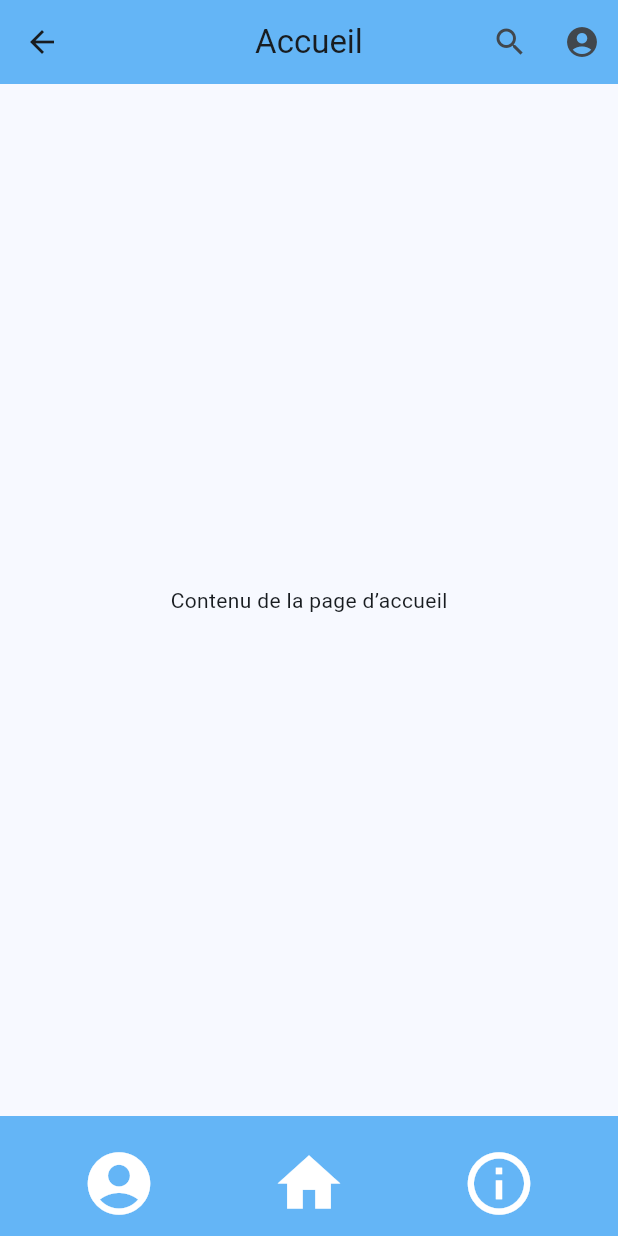
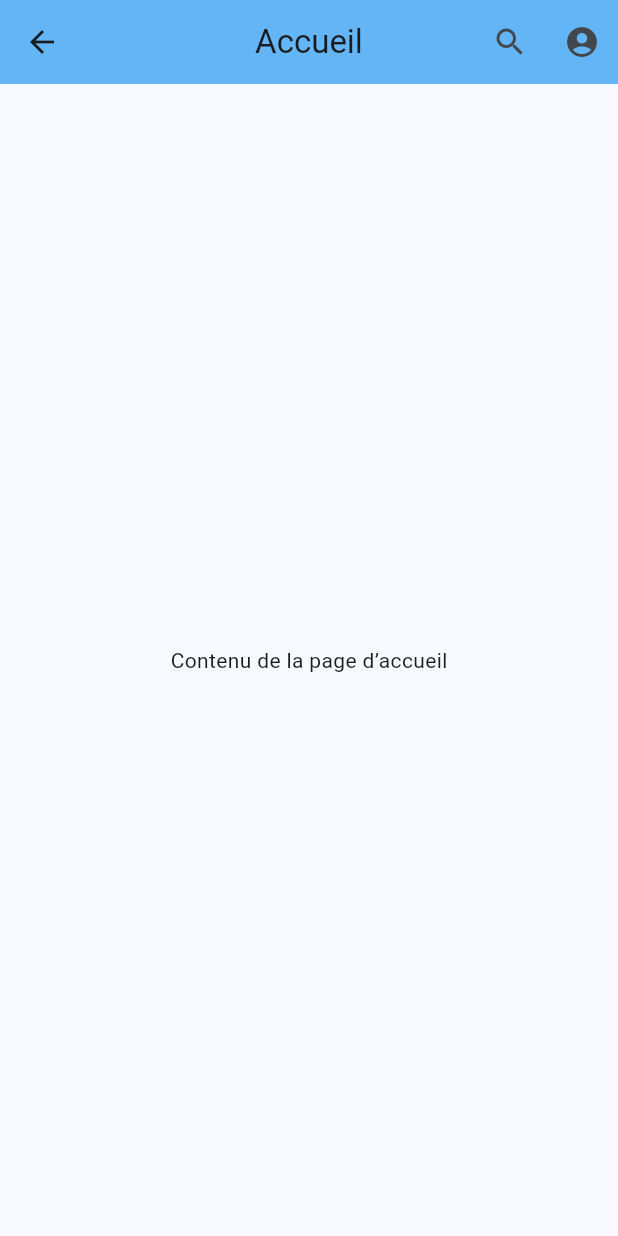
Before and after one commit to Claudiusrkt/twm, a Flutter app: the Accueil screen opened directly, on a phone screen of 412 x 824 dp. Run offline on Flutter 3.47's test engine with Material 3 defaults, Android fonts, the phone set to English and light mode, and no system bars; statements that could not run were skipped.

Commit message:
twm1.0.1.5

```diff
--- a/lib/pages/Accueil.dart
+++ b/lib/pagesClient/Accueil.dart
@@ -1,7 +1,5 @@
 import 'package:flutter/material.dart';
 import 'package:twm/pages/Inscription.dart';
-import 'package:twm/widget/footer.dart';
-
 class Accueil extends StatefulWidget {
   const Accueil({super.key});
 
@@ -115,7 +113,6 @@ class AccueilState extends State<Accueil> {
           ),
         ],
       ),
-      bottomNavigationBar: const MonFooter(),
     );
   }
 }
--- a/lib/pages/Inscription.dart
+++ b/lib/pagesClient/Inscription.dart
@@ -1,5 +1,4 @@
 import 'package:flutter/material.dart';
-import 'package:twm/widget/footer.dart';
 
 class Inscription extends StatefulWidget {
   const Inscription({super.key});
@@ -92,7 +91,6 @@ class _InscriptionState extends State<Inscription> {
           ),
         ),
       ),
-        bottomNavigationBar: const MonFooter()
     );
   }
 }
--- a/lib/widget/footer.dart
+++ /dev/null
@@ -1,47 +0,0 @@
-import 'package:flutter/material.dart';
-import 'package:twm/pages/Accueil.dart';
-import 'package:twm/pages/Bienvenu.dart';
-
-class MonFooter extends StatelessWidget {
-  const MonFooter({super.key});
-
-  @override
-  Widget build(BuildContext context) {
-    return BottomAppBar(
-      color: Colors.blue.shade300,
-      child: SizedBox(
-        height: 50.0,
-        child: Row(
-          mainAxisAlignment: MainAxisAlignment.spaceAround,
-          children: [
-            IconButton(
-              onPressed: () {},
-              icon: const Icon(Icons.account_circle, color: Colors.white),
-              iconSize: 50.0,
-            ),
-            IconButton(
-              onPressed: () {
-                Navigator.push(
-                  context,
-                  MaterialPageRoute(builder: (context) => Accueil()),
-                );
-              },
-              icon: const Icon(Icons.home, color: Colors.white),
-              iconSize: 50.0,
-            ),
-            IconButton(
-              onPressed: () {
-                Navigator.push(
-                  context,
-                  MaterialPageRoute(builder: (context) => Bienvenu()),
-                );
-              },
-              icon: const Icon(Icons.info_outline, color: Colors.white),
-              iconSize: 50.0,
-            ),
-          ],
-        ),
-      ),
-    );
-  }
-}
```
Also changed, not shown: lib/pages/Bienvenu.dart (deleted, +0 -185 lines), lib/pagesAdmin/AccueilAdmin.dart (added), lib/pagesAgent/AccueilAgent.dart (added), lib/pagesAgent/PublierAnnonce.dart (renamed from lib/pages/PublierAnnonce.dart).
